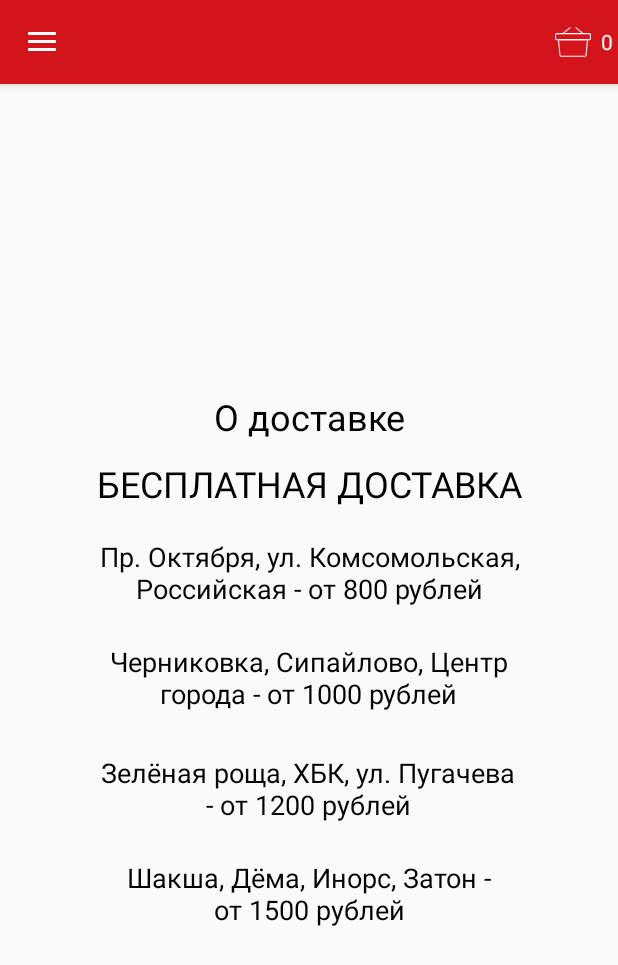
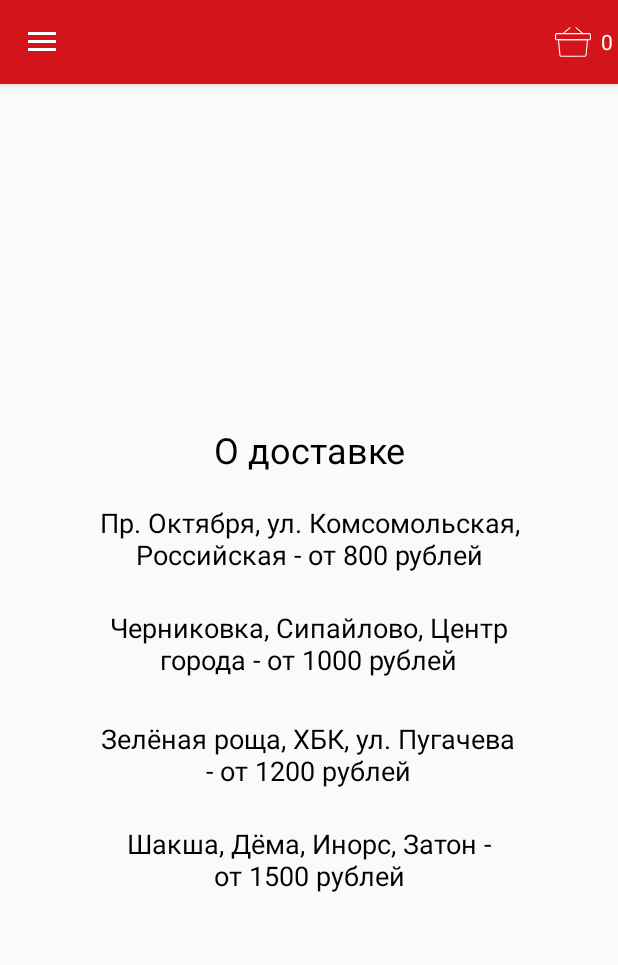
Before and after one commit to sharafutdinovazat/BigChefCafe, an Android app: the MainActivity screen opened directly, with no data from a screen before it, in the side drawer, after a tap on "О доставке", on a phone screen of 412 x 824 dp. Shown: the top 965 px of the screen. Run offline under Robolectric (Android 15) with nearby library versions, the phone set to English and light mode, and no system bars.

Commit message:
Добавлена новая иконка +- Выравнены положение текста в меню выбора блюд Изменен текст мыла

```diff
--- a/app/build.gradle
+++ b/app/build.gradle
@@ -1,7 +1,7 @@
 apply plugin: 'com.android.application'
 
 android {
-    compileSdkVersion 26
+    compileSdkVersion 27
     defaultConfig {
         applicationId "com.example.bigchirfufa"
         minSdkVersion 15
--- a/app/src/main/java/com/example/bigchirfufa/MailSenderAsync.java
+++ b/app/src/main/java/com/example/bigchirfufa/MailSenderAsync.java
@@ -24,11 +24,11 @@ class MailSenderAsynс extends AsyncTask<String, Void, Void>
     @Override
     protected Void doInBackground(String... params) {
         try {
-            MailSender sender = new MailSender("eftonov_cerg@mail.ru", "expirience");
+            MailSender sender = new MailSender("bigchefufa@mail.ru", "999HsWfHm999");
             sender.sendMail("Новый Заказ!",
                     params[0],
-                    "eftonov_cerg@mail.ru",
-                    "eftonovcerg@gmail.com");
+                    "bigchefufa@mail.ru",
+                    "gagagii@mail.ru");
         } catch (Exception e) {
             Log.w("SendMail", e.getMessage(), e);
         }
--- a/app/src/main/java/com/example/bigchirfufa/MainActivity.java
+++ b/app/src/main/java/com/example/bigchirfufa/MainActivity.java
@@ -171,8 +171,8 @@ public class MainActivity extends AppCompatActivity
             for (Pair<Dish, Integer> dish: data) {
                 body += dish.first.title + " : в количестве " + dish.second.toString() + '\n';
             }
-            body += user.first_name.getText().toString() + " " + user.last_name.getText().toString() + '\n';
-            body += user.phone_number.getText().toString() + '\n' + user.adress.getText().toString();
+            body += " Имя: " + user.first_name.getText().toString() + '\n' + " Фамилия: " + user.last_name.getText().toString() + '\n';
+            body += " Номер телефона: " + user.phone_number.getText().toString() + '\n' + " Адресс: " + user.adress.getText().toString();
             new MailSenderAsynс().execute(body);
             recycler_buy_adapter.update_dataset(new ArrayList<Dish>());
             menu_recycler_adapter.mDataBuy.clear();
--- a/app/src/main/res/layout/car.xml
+++ b/app/src/main/res/layout/car.xml
@@ -32,19 +32,6 @@
                 android:textSize="24dp"
                 tools:layout_editor_absoluteX="16dp"
                 tools:layout_editor_absoluteY="16dp" />
-
-            <TextView
-                android:id="@+id/textView3"
-                android:layout_width="wrap_content"
-                android:layout_height="wrap_content"
-                android:layout_marginTop="12dp"
-                android:layout_gravity="center"
-                android:gravity="center"
-                android:text="БЕСПЛАТНАЯ ДОСТАВКА"
-                android:textColor="@android:color/black"
-                android:textSize="24dp"
-                app:layout_constraintStart_toStartOf="@+id/textView2"
-                app:layout_constraintTop_toBottomOf="@+id/textView2" />
 
             <TextView
                 android:id="@+id/textView4"
--- a/app/src/main/res/layout/dish_rec.xml
+++ b/app/src/main/res/layout/dish_rec.xml
@@ -29,6 +29,8 @@
                 android:layout_width="match_parent"
                 android:layout_height="wrap_content"
                 android:layout_gravity="center"
+                android:gravity="center"
+                android:paddingLeft="10dp"
                 android:text="Title"
                 android:textSize="14sp" />
 
@@ -37,7 +39,7 @@
                 android:layout_width="match_parent"
                 android:layout_height="wrap_content"
                 android:layout_gravity="center"
-                android:gravity="center"
+                android:gravity="right"
                 android:text="Time"
                 android:textSize="14sp" />
 
--- a/app/src/main/res/layout/layout_recycler_buy.xml
+++ b/app/src/main/res/layout/layout_recycler_buy.xml
@@ -43,13 +43,13 @@
                     android:layout_width="wrap_content"
                     android:layout_height="match_parent"
                     android:gravity="center"
-                    android:text="Итого: куево - кукуево" />
+                    android:text="Итого:" />
 
                 <Button
                     android:id="@+id/button_buy"
                     android:layout_width="241dp"
                     android:layout_height="wrap_content"
-                    android:text="Беру! Сучка!" />
+                    android:text="Оформить заказ" />
 
             </LinearLayout>
         </LinearLayout>
--- a/app/src/main/res/values/colors.xml
+++ b/app/src/main/res/values/colors.xml
@@ -1,6 +1,6 @@
 <?xml version="1.0" encoding="utf-8"?>
 <resources>
-    <color name="colorPrimary">#d4141b</color>
+    <color name="colorPrimary">#d4161d</color>
     <color name="colorPrimaryDark">#610507</color>
     <color name="colorAccent">#1540da</color>
 
--- a/gradle.properties
+++ b/gradle.properties
@@ -9,7 +9,7 @@
 
 # Specifies the JVM arguments used for the daemon process.
 # The setting is particularly useful for tweaking memory settings.
-org.gradle.jvmargs=-Xmx1536m
+org.gradle.jvmargs=-Xmx512m
 
 # When configured, Gradle will run in incubating parallel mode.
 # This option should only be used with decoupled projects. More details, visit
```
Also changed, not shown: app/src/main/res/layout/recycler_buy_item.xml (+8 -1 lines), app/src/main/res/mipmap-hdpi/ic_launcher.png, app/src/main/res/mipmap-hdpi/ic_launcher_round.png, app/src/main/res/mipmap-mdpi/ic_launcher.png, app/src/main/res/mipmap-mdpi/ic_launcher_round.png, app/src/main/res/mipmap-xhdpi/ic_launcher.png, app/src/main/res/mipmap-xhdpi/ic_launcher_round.png, app/src/main/res/mipmap-xxhdpi/ic_launcher.png, app/src/main/res/mipmap-xxhdpi/ic_launcher_round.png, app/src/main/res/mipmap-xxxhdpi/ic_launcher.png, app/src/main/res/mipmap-xxxhdpi/ic_launcher_round.png.
